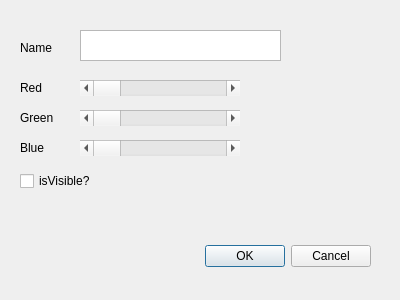
tylerchanner/2023_20451427, file Worksheet7/Qt_VTK/optiondialog.ui: the form before one commit.
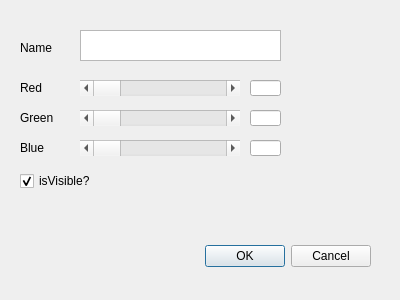
The form after the commit.

Commit message: Bug Fixes & Minor Improvements: Implemented synchronized RGB value inputs and displays between QLineEdit and scroll bars in OptionDialog. Fixed an issue to correctly update color and visibility properties in the tree view for newly opened files, setting default color to white (255,255,255) and visibility to true. Enhanced rendering logic to accurately display color and visibility states across different tree view groups.

```diff
--- a/Worksheet7/Qt_VTK/optiondialog.ui
+++ b/Worksheet7/Qt_VTK/optiondialog.ui
@@ -70,6 +70,9 @@
    <property name="text">
     <string>isVisible?</string>
    </property>
+   <property name="checked">
+    <bool>true</bool>
+   </property>
   </widget>
   <widget class="QScrollBar" name="horizontalScrollBarRed">
    <property name="geometry">
@@ -185,44 +188,35 @@
     <string>Blue</string>
    </property>
   </widget>
-  <widget class="QLabel" name="label_2">
+  <widget class="QLineEdit" name="lineEdit">
    <property name="geometry">
     <rect>
-     <x>260</x>
+     <x>250</x>
      <y>80</y>
-     <width>49</width>
+     <width>31</width>
      <height>16</height>
     </rect>
    </property>
-   <property name="text">
-    <string/>
-   </property>
   </widget>
-  <widget class="QLabel" name="label_6">
+  <widget class="QLineEdit" name="lineEdit_2">
    <property name="geometry">
     <rect>
-     <x>260</x>
+     <x>250</x>
      <y>110</y>
-     <width>49</width>
+     <width>31</width>
      <height>16</height>
     </rect>
    </property>
-   <property name="text">
-    <string/>
-   </property>
   </widget>
-  <widget class="QLabel" name="label_7">
+  <widget class="QLineEdit" name="lineEdit_3">
    <property name="geometry">
     <rect>
-     <x>260</x>
+     <x>250</x>
      <y>140</y>
-     <width>49</width>
+     <width>31</width>
      <height>16</height>
     </rect>
    </property>
-   <property name="text">
-    <string/>
-   </property>
   </widget>
  </widget>
  <resources/>
```
The commit also changes 3 other files.
